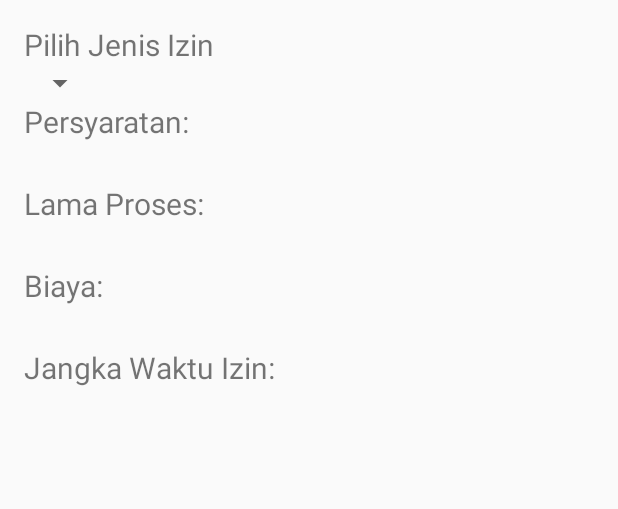
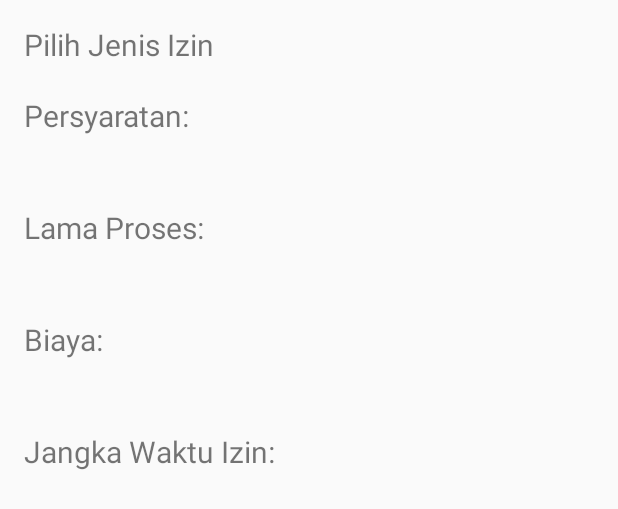
Before and after one commit to ngopidev/Jeneponto, an Android app: the layout layout_perizinan.xml on its own in the app's theme, with its tools: preview values and no code run, on a phone screen of 412 x 824 dp. Shown: the top 509 px of the screen. Run offline under Robolectric (Android 15) with nearby library versions, the phone set to English and light mode, and no system bars.

Commit message:
Merge remote-tracking branch 'origin/master'
# Conflicts:
#	app/src/main/AndroidManifest.xml
#	app/src/main/java/com/ngopi/jeneponto/Home.java
#	app/src/main/res/layout/app_bar_home.xml
#	app/src/main/res/values/strings.xml

```diff
--- a/app/src/main/java/com/ngopi/jeneponto/Kalkulator.java
+++ b/app/src/main/java/com/ngopi/jeneponto/Kalkulator.java
@@ -22,9 +22,13 @@ import android.widget.Toast;
 import java.util.List;
 import java.util.StringTokenizer;
 
+//import butterknife;
+//import butterknife.Bind;
+
 public class Kalkulator extends Home {
 
     private Spinner izinPertama;
+    //@Bind(R.id.button_hitung);
 
     @Override
     protected void onCreate(Bundle savedInstanceState) {
--- a/app/src/main/res/layout/layout_prosedur.xml
+++ b/app/src/main/res/layout/layout_perizinan.xml
@@ -1,14 +1,13 @@
 <?xml version="1.0" encoding="utf-8"?>
+
 <RelativeLayout xmlns:android="http://schemas.android.com/apk/res/android"
     xmlns:tools="http://schemas.android.com/tools"
     android:layout_width="match_parent"
-    android:layout_height="match_parent"
-    xmlns:app="http://schemas.android.com/apk/res-auto"
+    android:layout_height="wrap_content"
     android:paddingBottom="@dimen/activity_vertical_margin"
     android:paddingLeft="@dimen/activity_horizontal_margin"
     android:paddingRight="@dimen/activity_horizontal_margin"
-    android:paddingTop="@dimen/activity_vertical_margin"
-    tools:context="com.ngopi.jeneponto.Prosedur">
+    android:paddingTop="@dimen/activity_vertical_margin">
 
     <TextView
         android:id="@+id/pilih_izin"
@@ -20,10 +19,12 @@
 
     <Spinner
         android:id="@+id/jenis_izin"
-        android:layout_width="wrap_content"
+        android:layout_width="match_parent"
         android:layout_height="wrap_content"
         android:layout_below="@id/pilih_izin"
         android:scrollbarSize="20dp"
+        android:layout_marginTop="10dp"
+        android:background="@android:color/white"
         >
     </Spinner>
 
@@ -34,6 +35,7 @@
         android:layout_below="@id/jenis_izin"
         android:text="Persyaratan:"
         android:textSize="20dp"
+        android:layout_marginTop="10dp"
         />
 
     <TextView
@@ -42,6 +44,7 @@
         android:layout_height="wrap_content"
         android:layout_below="@id/textPersyaratan"
         android:textSize="20dp"
+        android:layout_marginTop="10dp"
         />
 
     <TextView
@@ -51,6 +54,7 @@
         android:text="Lama Proses: "
         android:textSize="20dp"
         android:layout_below="@id/persyaratan"
+        android:layout_marginTop="10dp"
         />
 
     <TextView
@@ -59,6 +63,7 @@
         android:layout_height="wrap_content"
         android:layout_below="@id/textLama"
         android:textSize="20dp"
+        android:layout_marginTop="10dp"
         />
 
     <TextView
@@ -68,6 +73,7 @@
         android:text="Biaya: "
         android:textSize="20dp"
         android:layout_below="@id/lama_proses"
+        android:layout_marginTop="10dp"
         />
 
     <TextView
@@ -75,7 +81,8 @@
         android:layout_width="wrap_content"
         android:layout_height="wrap_content"
         android:layout_below="@id/textBiaya"
-        android:textSize="20dp"/>
+        android:textSize="20dp"
+        android:layout_marginTop="10dp"/>
 
     <TextView
         android:id="@+id/textJangkaWaktu"
@@ -84,12 +91,14 @@
         android:text="Jangka Waktu Izin: "
         android:textSize="20dp"
         android:layout_below="@id/biaya"
+        android:layout_marginTop="10dp"
         />
 
     <TextView
-        android:id="@+id/jangkaWaktu"
+        android:id="@+id/jangka_waktu"
         android:layout_width="wrap_content"
         android:layout_height="wrap_content"
-        android:layout_below="@id/jangkaWaktu"
-        android:textSize="20dp"/>
+        android:layout_below="@id/textJangkaWaktu"
+        android:textSize="20dp"
+        android:layout_marginTop="10dp"/>
 </RelativeLayout>
--- a/app/src/main/res/menu/layout_home_drawer.xml
+++ b/app/src/main/res/menu/layout_home_drawer.xml
@@ -15,8 +15,8 @@
             android:icon="@drawable/investasi"
             android:title="Peluang Investasi" />
         <item
-            android:id="@+id/prosedur"
-            android:icon="@drawable/prosedur"
+            android:id="@+id/perizinan"
+            android:icon="@drawable/perizinan"
             android:title="Prosedur Perizinan" />
         <item
             android:id="@+id/tracking"
--- a/build.gradle
+++ b/build.gradle
@@ -5,7 +5,7 @@ buildscript {
         jcenter()
     }
     dependencies {
-        classpath 'com.android.tools.build:gradle:2.1.0'
+        classpath 'com.android.tools.build:gradle:2.3.3'
 
 
         // NOTE: Do not place your application dependencies here; they belong
```
Also changed, not shown: app/build.gradle (+9 -5 lines), app/src/main/java/com/ngopi/jeneponto/ConfigPerizinan.java (added, +19 -0 lines), app/src/main/java/com/ngopi/jeneponto/Home.java (+5 -4 lines), app/src/main/java/com/ngopi/jeneponto/Perizinan.java (added, +200 -0 lines), app/src/main/java/com/ngopi/jeneponto/Prosedur.java (deleted, +0 -121 lines), app/src/main/res/drawable/perizinan.png (renamed from app/src/main/res/drawable/prosedur.png), gradle/wrapper/gradle-wrapper.properties.
